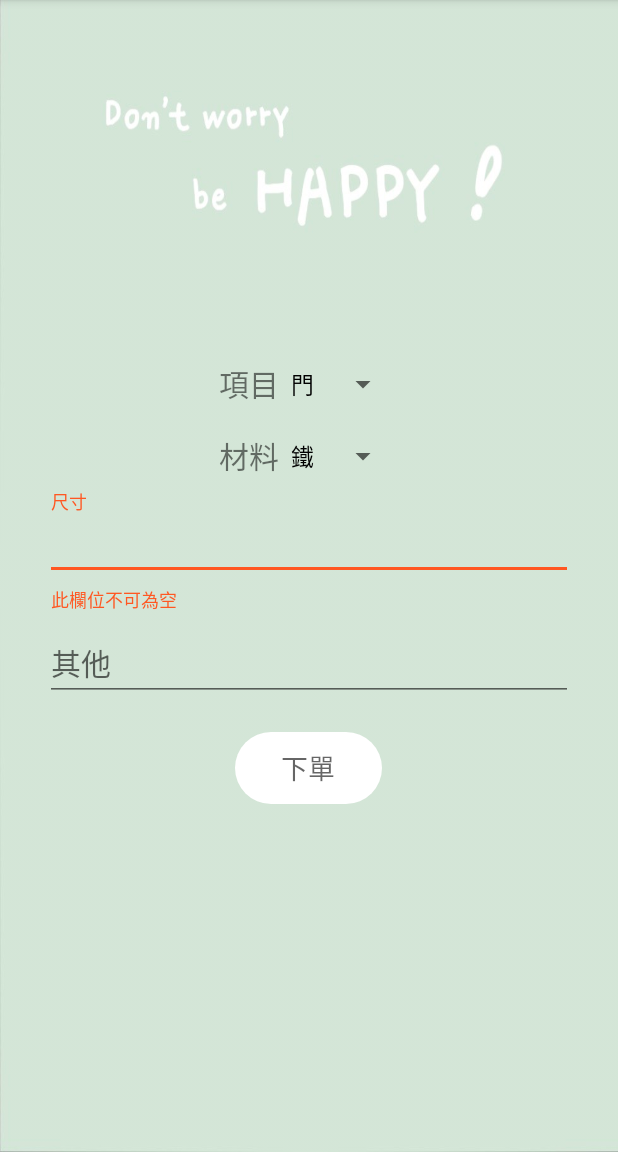
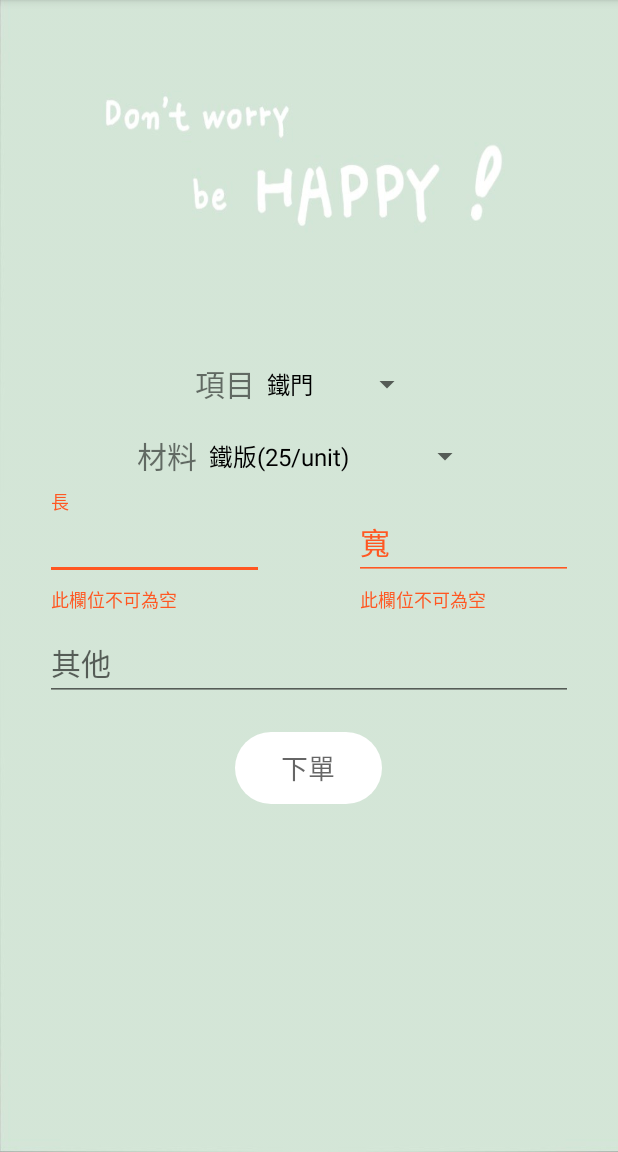
Before and after one commit to b07902011/oopProject, an Android app: the fragment ClientOrderFragment shown on its own in the app's theme, after a tap on "下單", on a phone screen of 412 x 824 dp, the part 84-1236 px from its top. Run offline under Robolectric (Android 15) with nearby library versions, the phone set to English and light mode, and no system bars; our stand-ins replace Firebase (no records; nobody signed in at launch, a user with empty details on screens opened directly).

Commit message:
fix bugs

```diff
--- a/app/src/main/java/com/example/project/FirestoreHandler/FirestoreHandler.java
+++ b/app/src/main/java/com/example/project/FirestoreHandler/FirestoreHandler.java
@@ -61,6 +61,7 @@ public class FirestoreHandler {
                                 order.other = orderData.get("備註").toString();
                                 order.id = document.getId();
                                 order.status = orderData.get("status").toString();
+                                order.price = orderData.get("price").toString();
                                 orderList.add(order);
                             }
                             Log.v(TAG, orderList.toString());
@@ -92,6 +93,7 @@ public class FirestoreHandler {
                                 order.size = orderData.get("尺寸").toString();
                                 order.other = orderData.get("備註").toString();
                                 order.id = document.getId();
+                                order.lowerprice = orderData.get("lowerprice").toString();
                                 orderList.add(order);
                             }
                             Log.v(TAG, orderList.toString());
@@ -168,6 +170,7 @@ public class FirestoreHandler {
                                 }
                                 t.setText("廠商: " + maxFactory);
                                 update("projectOrder", documentid, "status", maxFactory);
+                                update("projectOrder", documentid, "price", String.valueOf(max));
 
                             } else {
                                 Log.d(TAG, "No such document");
--- a/app/src/main/java/com/example/project/FirestoreHandler/Order.java
+++ b/app/src/main/java/com/example/project/FirestoreHandler/Order.java
@@ -1,7 +1,7 @@
 package com.example.project.FirestoreHandler;
 
 public class Order {
-    public String object, material, size, other, id, status, user;
+    public String object, material, size, other, id, status, user, price, lowerprice;
     @Override
     public String toString(){
         return "項目: "+object +"; " +"材料: "+material +"; "+"尺寸: "+size +"; "+"備註: "+other +"; ";
--- a/app/src/main/java/com/example/project/ui/client_order/ClientOrderFragment.java
+++ b/app/src/main/java/com/example/project/ui/client_order/ClientOrderFragment.java
@@ -27,7 +27,7 @@ public class ClientOrderFragment extends Fragment {
 
     private FirebaseAuth mAuth;
     private Spinner object, material;
-    private TextInputLayout size, other;
+    private TextInputLayout length, widgth, other;
     private String TAG = "order";
 
     public ClientOrderFragment() {
@@ -44,34 +44,63 @@ public class ClientOrderFragment extends Fragment {
     private void initSpinner(View root){
         object = (Spinner)root.findViewById(R.id.object);
         material = (Spinner)root.findViewById(R.id.material);
-        final String[] lunch1 = {"門", "門", "門", "門", "門"};
+        final String[] lunch1 = {"鐵門", "鐵窗", "鐵捲門"};
         ArrayAdapter<String> lunchList = new ArrayAdapter<>(getActivity(),
                 android.R.layout.simple_spinner_dropdown_item,
                 lunch1);
         object.setAdapter(lunchList);
-        final String[] lunch2 = {"鐵", "鐵", "鐵", "鐵", "鐵"};
+        final String[] lunch2 = {"鐵版(25/unit)", "鋁板(23/unit)", "不鏽鋼板(62/unit)"};
         ArrayAdapter<String> lunchList2 = new ArrayAdapter<>(getActivity(),
                 android.R.layout.simple_spinner_dropdown_item,
                 lunch2);
         material.setAdapter(lunchList2);
     }
 
+    private String countLowerPrice(String l, String w, String m){
+        double len = Integer.parseInt(l) / 0.3, wid = Integer.parseInt(w) / 0.3;
+        if(m.equals("鐵板")){
+            return String.valueOf((int)(len * wid * 25));
+        }
+        else if(m.equals("鋁板")){
+            return String.valueOf((int)(len * wid * 23));
+        }
+        else{
+            return String.valueOf((int)(len * wid * 62));
+        }
+    }
+
     private void init(View root){
-        size = (TextInputLayout)root.findViewById(R.id.size);
+        length = (TextInputLayout)root.findViewById(R.id.length);
+        widgth = (TextInputLayout)root.findViewById(R.id.width);
         other = (TextInputLayout)root.findViewById(R.id.other);
         Button orderBt = (Button)root.findViewById(R.id.order);
         mAuth = FirebaseAuth.getInstance();
-        size.getEditText().setOnFocusChangeListener(new EditText.OnFocusChangeListener(){
+        length.getEditText().setOnFocusChangeListener(new EditText.OnFocusChangeListener(){
 
             @Override
             public void onFocusChange(View v, boolean hasFocus) {
                 if(hasFocus){
-                    size.setError(null);
+                    length.setError(null);
                 }
                 if(!hasFocus){
-                    Log.v(TAG, "接到的: " + size.getEditText().getText().toString());
-                    if(!size.getEditText().getText().toString().equals("")){
-                        size.setError(null);
+                    Log.v(TAG, "接到的: " + length.getEditText().getText().toString());
+                    if(!length.getEditText().getText().toString().equals("")){
+                        length.setError(null);
+                    }
+                }
+            }
+        });
+        widgth.getEditText().setOnFocusChangeListener(new EditText.OnFocusChangeListener(){
+
+            @Override
+            public void onFocusChange(View v, boolean hasFocus) {
+                if(hasFocus){
+                    widgth.setError(null);
+                }
+                if(!hasFocus){
+                    Log.v(TAG, "接到的: " + widgth.getEditText().getText().toString());
+                    if(!widgth.getEditText().getText().toString().equals("")){
+                        widgth.setError(null);
                     }
                 }
             }
@@ -82,24 +111,30 @@ public class ClientOrderFragment extends Fragment {
                 Map<String, Object> order = new HashMap<>();
                 Map<String, Object> result = new HashMap<>();
                 FirebaseFirestore db = FirebaseFirestore.getInstance();
-                if(size.getEditText().getText().toString().equals("")){
-                    size.setError("此欄位不可為空");
+                if(length.getEditText().getText().toString().equals("") || widgth.getEditText().getText().toString().equals("")){
+                    if(length.getEditText().getText().toString().equals(""))
+                        length.setError("此欄位不可為空");
+                    if(widgth.getEditText().getText().toString().equals(""))
+                        widgth.setError("此欄位不可為空");
                 }
                 else {
                     order.put("項目", object.getSelectedItem().toString());
-                    order.put("材料", material.getSelectedItem().toString());
-                    order.put("尺寸", size.getEditText().getText().toString());
+                    order.put("材料", material.getSelectedItem().toString().substring(0,2));
+                    order.put("尺寸", length.getEditText().getText().toString() + " x " + widgth.getEditText().getText().toString());
                     if(!other.getEditText().getText().toString().equals(""))
                         order.put("備註", other.getEditText().getText().toString());
                     else
                         order.put("備註", "無");
                     order.put("user", mAuth.getCurrentUser().getDisplayName());
                     order.put("status", "ordering");
+                    order.put("price", "-1");
+                    order.put("lowerprice", countLowerPrice(length.getEditText().getText().toString(), widgth.getEditText().getText().toString(), material.getSelectedItem().toString().substring(0,2)));
                     String doucumentId = FirestoreHandler.upload("projectOrder", order);
                     result.put("id", doucumentId);
                     FirestoreHandler.upload("orderResult", doucumentId, result);
-                    size.getEditText().setText("");
+                    length.getEditText().setText("");
                     other.getEditText().setText("");
+                    widgth.getEditText().setText("");
                     Toast.makeText(getActivity(), "訂單已發出",Toast.LENGTH_SHORT).show();
                 }
             }
--- a/app/src/main/res/layout/fragment_client_order.xml
+++ b/app/src/main/res/layout/fragment_client_order.xml
@@ -40,20 +40,42 @@
             android:textSize="20sp"
             android:id="@+id/material"/>
     </LinearLayout>
+    <LinearLayout
+        android:layout_width="match_parent"
+        android:layout_height="wrap_content"
+        android:orientation="horizontal"
+        android:gravity="center">
         <com.google.android.material.textfield.TextInputLayout
             android:layout_width="match_parent"
             android:layout_height="wrap_content"
             app:errorEnabled="true"
-        android:id="@+id/size"
+            android:id="@+id/length"
             android:layout_marginLeft="30dp"
-        android:layout_marginRight="30dp">
+            android:layout_marginRight="30dp"
+            android:layout_weight="1">
             <com.google.android.material.textfield.TextInputEditText
                 android:layout_width="match_parent"
                 android:layout_height="wrap_content"
-            android:hint = "尺寸"
+                android:hint = "長"
                 android:textSize="20sp"
                 />
         </com.google.android.material.textfield.TextInputLayout>
+        <com.google.android.material.textfield.TextInputLayout
+            android:layout_width="match_parent"
+            android:layout_height="wrap_content"
+            app:errorEnabled="true"
+            android:id="@+id/width"
+            android:layout_marginLeft="30dp"
+            android:layout_marginRight="30dp"
+            android:layout_weight="1">
+            <com.google.android.material.textfield.TextInputEditText
+                android:layout_width="match_parent"
+                android:layout_height="wrap_content"
+                android:hint = "寬"
+                android:textSize="20sp"
+                />
+        </com.google.android.material.textfield.TextInputLayout>
+    </LinearLayout>
     <com.google.android.material.textfield.TextInputLayout
         android:layout_width="match_parent"
         android:layout_height="wrap_content"
```
Also changed, not shown: app/src/main/java/com/example/project/ui/client_slove/OrderAdapter.java (+8 -5 lines), app/src/main/java/com/example/project/ui/factory_ordered/FactoryOrderedAdapter.java (+4 -4 lines), app/src/main/java/com/example/project/ui/factory_ordering/FactoryOrderAdapter.java (+14 -5 lines), app/src/main/res/layout/clientorder.xml (+4 -4 lines), app/src/main/res/layout/factoryorder.xml (+19 -1 lines), 61 other files. Lines whose indentation alone changed are shown as unchanged.
